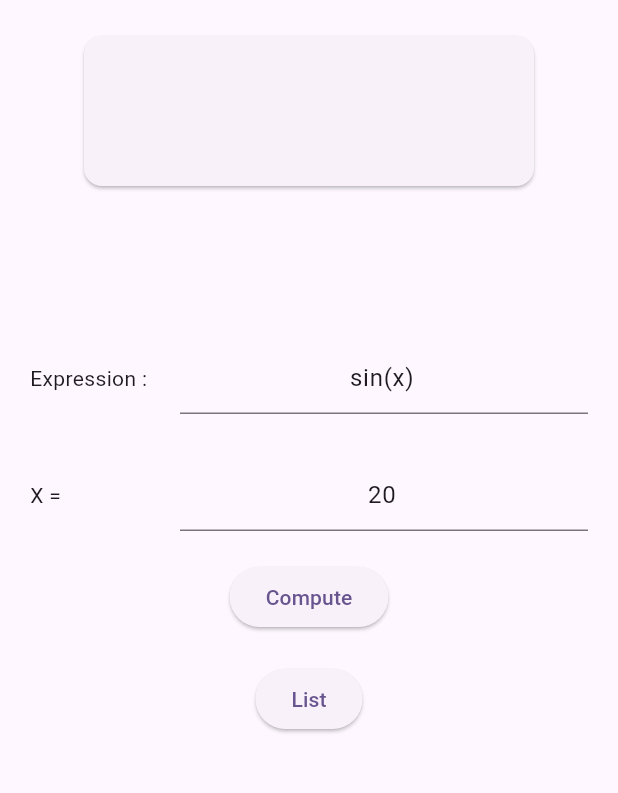
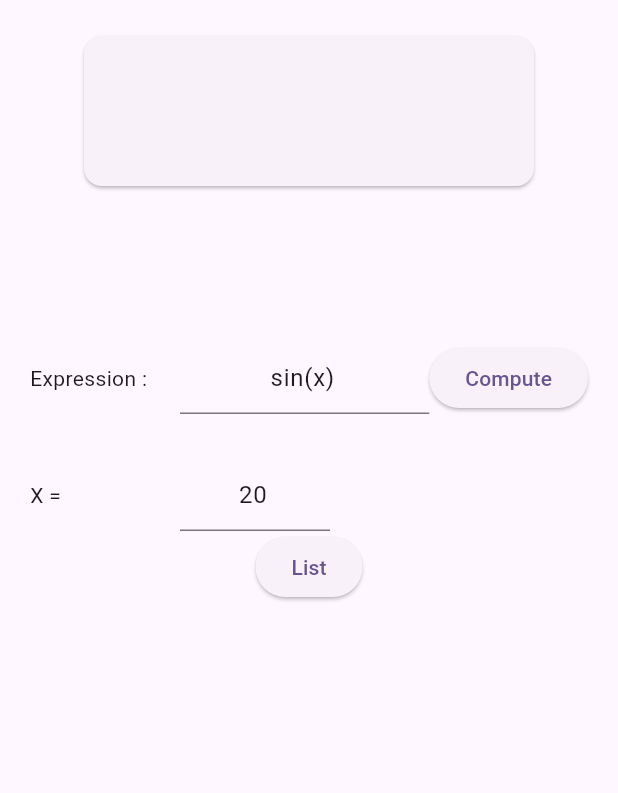
Before and after one commit to Aladinfodpo/RustyFan, a Flutter app: the screen it shows after launch, on a phone screen of 412 x 824 dp, the part 84-877 px from its top. Run offline on Flutter 3.47's test engine with Material 3 defaults, Android fonts, the phone set to English and light mode, and no system bars; missing offline and left inert: dart:ffi.

Commit message:
Add if, full screen

```diff
--- a/app/aizebra/lib/graph.dart
+++ b/app/aizebra/lib/graph.dart
@@ -108,8 +108,9 @@ class CurvePainter extends CustomPainter {
 }
 
 class ZoomableCustomWidget extends StatefulWidget {
-  const ZoomableCustomWidget(this.expressions, {super.key});
+  const ZoomableCustomWidget(this.expressions, this.callbackDT, {super.key});
   final List<int> expressions;
+  final void Function() callbackDT;
 
   @override
   State<ZoomableCustomWidget> createState() => _ZoomableCustomWidgetState();
@@ -145,6 +146,7 @@ class _ZoomableCustomWidgetState extends State<ZoomableCustomWidget> {
         onScaleStart: (details) {
           _baseScale = _currentScale;
         },
+        onDoubleTap:  widget.callbackDT,
         onScaleUpdate: (details) {
           setState(() {
             final box = context.findRenderObject() as RenderBox;
--- a/app/aizebra/lib/main.dart
+++ b/app/aizebra/lib/main.dart
@@ -43,6 +43,7 @@ class _MyHomePageState extends State<MyHomePage> {
   int indexE = -1;
   List<LastExpression> last = [];
   bool isHistoric = true;
+  bool fullscreen = false;
 
 
   void _incrementCounter() {
@@ -65,13 +66,13 @@ class _MyHomePageState extends State<MyHomePage> {
   @override
   Widget build(BuildContext context) {
     return Scaffold(
-      appBar: AppBar(
+      appBar: fullscreen ? null : AppBar(
         backgroundColor: Theme.of(context).colorScheme.inversePrimary,
         title: Text("AIzebra"),
       ),
       body: Center(
         child: Padding(
-          padding: EdgeInsetsGeometry.all(20.0),
+          padding: EdgeInsetsGeometry.all(fullscreen? 0.0 : 20.0),
           child: Column(
             mainAxisAlignment: MainAxisAlignment.center,
             children: <Widget>[
@@ -89,7 +90,7 @@ class _MyHomePageState extends State<MyHomePage> {
                 ),
               ),
               SizedBox(height: !isHistoric ? 0 : 100),
-              Row(
+              fullscreen ? SizedBox() :Row(
                 children: [
                   SizedBox(width: 100, child: Text("Expression :")),
                   Expanded(
@@ -98,13 +99,17 @@ class _MyHomePageState extends State<MyHomePage> {
                       textAlign: TextAlign.center,
                     ),
                   ),
+                  ElevatedButton(
+                    onPressed: _incrementCounter,
+                    child: Text("Compute"),
+                  ),
                 ],
               ),
-              SizedBox(height: 30),
-              Row(
+              SizedBox(height: !isHistoric ? 0 : 30),
+              fullscreen ? SizedBox() :Row(
                 children: [
                   SizedBox(width: 100, child: Text("X =")),
-                  Expanded(
+                  SizedBox(width:100,
                     child: TextField(
                       controller: controllerX,
                       textAlign: TextAlign.center,
@@ -112,20 +117,16 @@ class _MyHomePageState extends State<MyHomePage> {
                   ),
                 ],
               ),
-              SizedBox(height: 20),
-              ElevatedButton(
-                onPressed: _incrementCounter,
-                child: Text("Compute"),
-              ),
-              SizedBox(height: 20),
-              ElevatedButton(
+              fullscreen ? SizedBox() : ElevatedButton(
                 onPressed: () => setState(() => isHistoric = !isHistoric,),
                 child: Text(isHistoric ? "List" : "Graph"),
               ),
               !isHistoric ?
 
               Expanded(
-                child: ClipRRect(child: ZoomableCustomWidget(last.map((e) => e.iExpression,).toList())
+                child: ClipRRect(child: ZoomableCustomWidget(last.map((e) => e.iExpression,).toList(), (){setState(() {
+                  fullscreen = !fullscreen;
+                });})
                 )):
               Expanded(
                 child: Padding(
@@ -134,27 +135,35 @@ class _MyHomePageState extends State<MyHomePage> {
                     horizontal: 20.0,
                   ),
                   child: ListView(
-                    children: last
-                        .map(
-                          (lastExpression) => ListTile(
-                            title: Card(
+                    children: List.generate(last.length,
+                          (index) => ListTile(
+                            title: Dismissible(
+                              direction:
+                                  DismissDirection.horizontal,
+                              onDismissed: (direction) {
+                                setState(() {
+                                  last.removeAt(index);
+                                });
+                              },
+                              key: ValueKey<LastExpression>(last[index]),
+                              child : Card(
                               child: SizedBox(
                                 height: 50,
                                 child: Row(
                                   children: [
                                     Spacer(),
-                                    Text(lastExpression.expression),
+                                    Text(last[index].expression),
                                     Spacer(),
                                     Text(
-                                      "evaluated with (x = ${lastExpression.x}) :",
+                                      "evaluated with (x = ${last[index].x}) :",
                                     ),
                                     Spacer(),
                                     Text(
-                                      lastExpression.res.toString().substring(
+                                      last[index].res.toString().substring(
                                         0,
                                         min(
                                           6,
-                                          lastExpression.res.toString().length,
+                                          last[index].res.toString().length,
                                         ),
                                       ),
                                     ),
@@ -162,6 +171,7 @@ class _MyHomePageState extends State<MyHomePage> {
                                   ],
                                 ),
                               ),
+                            ),
                             ),
                           ),
                         )
```
Also changed, not shown: 3 other files.
